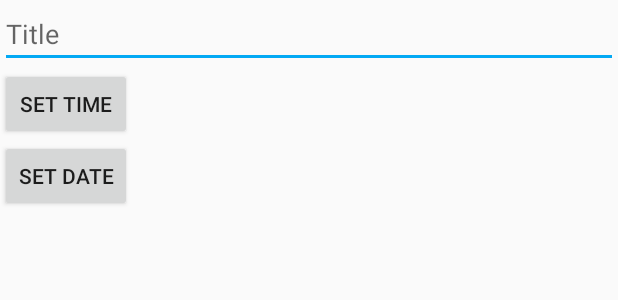
After one commit to meetingbridge/MeetingBridge, an Android app: the layout post_layout.xml on its own in the app's theme, with its tools: preview values and no code run, on a phone screen of 412 x 824 dp. The commit adds this screen. Shown: the top 300 px of the screen. Run offline under Robolectric (Android 15) with nearby library versions, the phone set to English and light mode, and no system bars.

Commit message:
Starting Post Activity

```diff
--- /dev/null
+++ b/app/src/main/res/layout/post_layout.xml
@@ -0,0 +1,26 @@
+<?xml version="1.0" encoding="utf-8"?>
+<LinearLayout xmlns:android="http://schemas.android.com/apk/res/android"
+    android:layout_width="match_parent"
+    android:layout_height="match_parent"
+    android:orientation="vertical">
+
+    <EditText
+        android:id="@+id/postTitle"
+        android:layout_width="match_parent"
+        android:layout_height="wrap_content"
+        android:hint="Title"
+        android:inputType="textPersonName" />
+
+    <Button
+        android:id="@+id/setTime"
+        android:layout_width="wrap_content"
+        android:layout_height="wrap_content"
+        android:text="Set Time" />
+
+    <Button
+        android:id="@+id/setDate"
+        android:layout_width="wrap_content"
+        android:layout_height="wrap_content"
+        android:text="Set Date" />
+
+</LinearLayout>
```
Also changed, not shown: app/src/main/AndroidManifest.xml (+8 -7 lines), app/src/main/java/com/cs/meetingbridge/DatePickerFragment.java (added, +81 -0 lines), app/src/main/java/com/cs/meetingbridge/DiscussionFragment.java (+25 -18 lines), app/src/main/java/com/cs/meetingbridge/PostActivity.java (added, +36 -0 lines), app/src/main/java/com/cs/meetingbridge/TimePickerFragment.java (added, +61 -0 lines).
